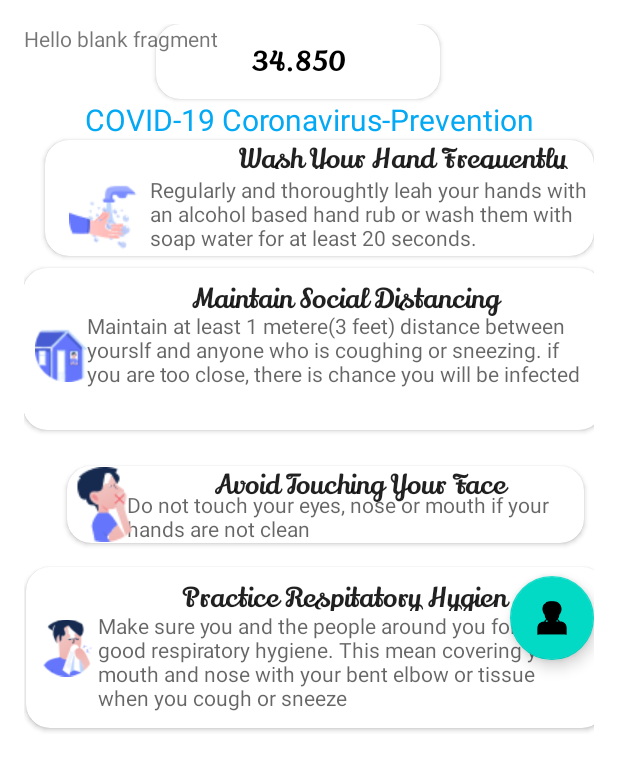
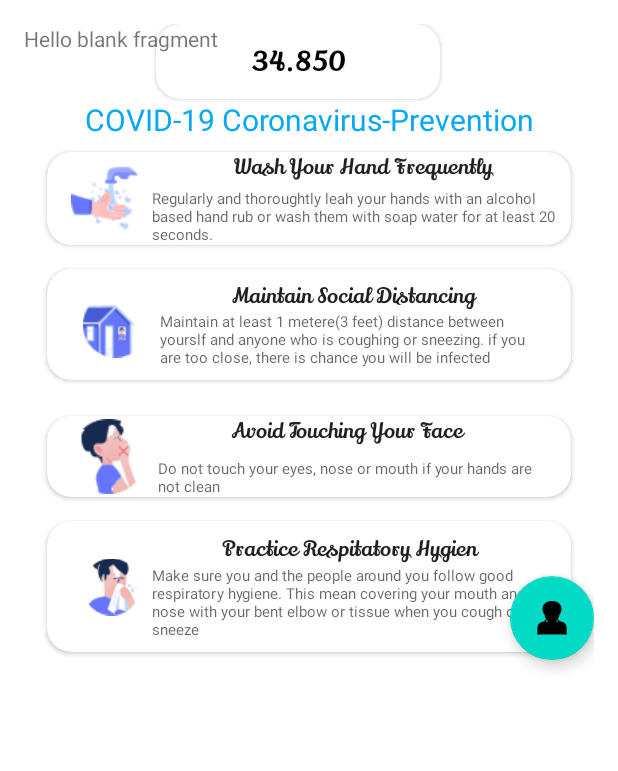
Before and after one commit to KSIH-project/KSIH-Covid19-App, an Android app: the layout prevention_bottom_sheet.xml on its own in the app's theme, with its tools: preview values and no code run, on a phone screen of 412 x 824 dp. Shown: the top 771 px of the screen. Run offline under Robolectric (Android 15) with nearby library versions, the phone set to English and light mode, and no system bars; Roboto replaces fonts that are not available here.

```diff
--- a/app/src/main/res/layout/prevention_bottom_sheet.xml
+++ b/app/src/main/res/layout/prevention_bottom_sheet.xml
@@ -52,32 +52,32 @@
 
         <androidx.cardview.widget.CardView
             android:id="@+id/cardView2"
-        android:layout_width="366dp"
-        android:layout_height="77dp"
-        android:layout_marginStart="24dp"
+            android:layout_width="0dp"
+            android:layout_height="wrap_content"
+            android:layout_marginStart="8dp"
+            android:layout_marginEnd="8dp"
             app:cardBackgroundColor="@color/white"
             app:cardCornerRadius="16dp"
             app:cardElevation="2dp"
-        app:cardPreventCornerOverlap="false"
+            app:cardUseCompatPadding="true"
             app:layout_constraintEnd_toEndOf="parent"
             app:layout_constraintHorizontal_bias="1.0"
             app:layout_constraintStart_toStartOf="parent"
             app:layout_constraintTop_toBottomOf="@+id/textViewCOVID">
 
             <androidx.constraintlayout.widget.ConstraintLayout
-            android:layout_width="380dp"
+                android:layout_width="match_parent"
                 android:layout_height="wrap_content">
 
                 <TextView
                     android:id="@+id/textView1"
-                android:layout_width="240dp"
-                android:layout_height="19dp"
-                android:layout_marginStart="24dp"
+                    android:layout_width="0dp"
+                    android:layout_height="wrap_content"
                     android:fontFamily="@font/lily_script_one"
                     android:gravity="center"
                     android:text="  Wash Your Hand Frequently"
                     android:textAppearance="@style/TextAppearance.AppCompat.Large"
-                android:textSize="18dp"
+                    android:textSize="14dp"
                     app:layout_constraintEnd_toEndOf="parent"
                     app:layout_constraintHorizontal_bias="0.484"
                     app:layout_constraintStart_toEndOf="@+id/imageView3"
@@ -85,14 +85,15 @@
 
                 <TextView
                     android:id="@+id/textView3"
-                android:layout_width="294dp"
-                android:layout_height="53dp"
+                    android:layout_width="0dp"
+                    android:layout_height="wrap_content"
                     android:layout_marginStart="4dp"
                     android:layout_marginTop="4dp"
+                    android:layout_marginEnd="4dp"
                     android:fontFamily="@font/salsa"
                     android:text="Regularly and thoroughtly leah your hands with an alcohol based hand rub or wash them with soap water for at least 20 seconds."
                     android:textAppearance="@style/TextAppearance.AppCompat.Medium"
-                android:textSize="14dp"
+                    android:textSize="10dp"
                     app:layout_constraintBottom_toBottomOf="parent"
                     app:layout_constraintEnd_toEndOf="parent"
                     app:layout_constraintHorizontal_bias="0.0"
@@ -107,6 +108,7 @@
                     android:layout_marginStart="16dp"
                     app:layout_constraintBottom_toBottomOf="parent"
                     app:layout_constraintStart_toStartOf="parent"
+                    app:layout_constraintTop_toTopOf="parent"
                     app:srcCompat="@drawable/wash_hands" />
 
             </androidx.constraintlayout.widget.ConstraintLayout>
@@ -114,9 +116,10 @@
 
         <androidx.cardview.widget.CardView
             android:id="@+id/cardView3"
-            android:layout_width="401dp"
-            android:layout_height="124dp"
-            android:layout_marginStart="4dp"
+            android:layout_width="0dp"
+            android:layout_height="wrap_content"
+            android:layout_marginStart="8dp"
+            android:layout_marginEnd="8dp"
             app:cardCornerRadius="16dp"
             app:cardElevation="2dp"
             app:cardUseCompatPadding="true"
@@ -138,7 +141,7 @@
                     android:gravity="center"
                     android:text="Maintain Social Distancing"
                     android:textAppearance="@style/TextAppearance.AppCompat.Large"
-                    android:textSize="18dp"
+                    android:textSize="14dp"
                     app:layout_constraintEnd_toEndOf="parent"
                     app:layout_constraintHorizontal_bias="1.0"
                     app:layout_constraintStart_toEndOf="@+id/imageView4"
@@ -148,6 +151,7 @@
                     android:id="@+id/imageView4"
                     android:layout_width="43dp"
                     android:layout_height="48dp"
+                    android:layout_marginStart="16dp"
                     app:layout_constraintBottom_toBottomOf="parent"
                     app:layout_constraintStart_toStartOf="parent"
                     app:layout_constraintTop_toTopOf="parent"
@@ -155,28 +159,31 @@
 
                 <TextView
                     android:id="@+id/textView2"
-                    android:layout_width="336dp"
-                    android:layout_height="78dp"
+                    android:layout_width="0dp"
+                    android:layout_height="wrap_content"
+                    android:layout_marginStart="8dp"
+                    android:layout_marginEnd="8dp"
                     android:fontFamily="@font/salsa"
                     android:text="Maintain at least 1 metere(3 feet) distance between yourslf and anyone who is coughing or sneezing. if you are too close, there is chance you will be infected"
                     android:textAppearance="@style/TextAppearance.AppCompat.Medium"
-                    android:textSize="14dp"
+                    android:textSize="10dp"
                     app:layout_constraintBottom_toBottomOf="parent"
                     app:layout_constraintEnd_toEndOf="parent"
-                    app:layout_constraintHorizontal_bias="1.0"
+                    app:layout_constraintHorizontal_bias="0.0"
                     app:layout_constraintStart_toEndOf="@+id/imageView4"
                     app:layout_constraintTop_toBottomOf="@+id/textView"
-                    app:layout_constraintVertical_bias="0.428" />
+                    app:layout_constraintVertical_bias="0.0" />
 
             </androidx.constraintlayout.widget.ConstraintLayout>
         </androidx.cardview.widget.CardView>
 
         <androidx.cardview.widget.CardView
             android:id="@+id/cardView4"
-        android:layout_width="359dp"
-        android:layout_height="67dp"
-        android:layout_marginStart="24dp"
+            android:layout_width="0dp"
+            android:layout_height="wrap_content"
+            android:layout_marginStart="8dp"
             android:layout_marginTop="8dp"
+            android:layout_marginEnd="8dp"
             app:cardCornerRadius="16dp"
             app:cardElevation="2dp"
             app:cardUseCompatPadding="true"
@@ -186,32 +193,34 @@
             app:layout_constraintTop_toBottomOf="@+id/cardView3">
 
             <androidx.constraintlayout.widget.ConstraintLayout
-            android:layout_width="341dp"
+                android:layout_width="match_parent"
                 android:layout_height="wrap_content">
 
                 <TextView
                     android:id="@+id/textView4"
                     android:layout_width="0dp"
                     android:layout_height="wrap_content"
+                    android:layout_marginEnd="16dp"
                     android:fontFamily="@font/lily_script_one"
                     android:gravity="center"
                     android:text="Avoid Touching Your Face"
                     android:textAppearance="@style/TextAppearance.AppCompat.Large"
-                android:textSize="18dp"
+                    android:textSize="14dp"
                     app:layout_constraintEnd_toEndOf="parent"
                     app:layout_constraintStart_toEndOf="@+id/imageView7"
                     app:layout_constraintTop_toTopOf="parent" />
 
                 <TextView
                     android:id="@+id/textView5"
-                android:layout_width="318dp"
-                android:layout_height="58dp"
+                    android:layout_width="0dp"
+                    android:layout_height="wrap_content"
                     android:layout_marginStart="8dp"
                     android:layout_marginTop="8dp"
+                    android:layout_marginEnd="16dp"
                     android:fontFamily="@font/salsa"
                     android:text="Do not touch your eyes, nose or mouth if your hands are not clean"
                     android:textAppearance="@style/TextAppearance.AppCompat.Medium"
-                android:textSize="14dp"
+                    android:textSize="10dp"
                     app:layout_constraintBottom_toBottomOf="parent"
                     app:layout_constraintEnd_toEndOf="parent"
                     app:layout_constraintHorizontal_bias="0.516"
@@ -223,6 +232,7 @@
                     android:id="@+id/imageView7"
                     android:layout_width="wrap_content"
                     android:layout_height="wrap_content"
+                    android:layout_marginStart="16dp"
                     app:layout_constraintBottom_toBottomOf="parent"
                     app:layout_constraintStart_toStartOf="parent"
                     app:layout_constraintTop_toTopOf="parent"
@@ -247,9 +257,10 @@
 
         <androidx.cardview.widget.CardView
             android:id="@+id/CardView5"
-            android:layout_width="401dp"
-            android:layout_height="123dp"
+            android:layout_width="0dp"
+            android:layout_height="wrap_content"
             android:layout_marginStart="8dp"
+            android:layout_marginEnd="8dp"
             app:cardCornerRadius="16dp"
             app:cardElevation="2dp"
             app:cardUseCompatPadding="true"
@@ -270,6 +281,7 @@
                     android:id="@+id/imageView5"
                     android:layout_width="38dp"
                     android:layout_height="56dp"
+                    android:layout_marginStart="16dp"
                     android:src="@drawable/respiratory_hygiene"
                     app:layout_constraintBottom_toBottomOf="parent"
                     app:layout_constraintStart_toStartOf="parent"
@@ -283,19 +295,21 @@
                     android:gravity="center"
                     android:text="Practice Respitatory Hygien"
                     android:textAppearance="@style/TextAppearance.AppCompat.Large"
-                    android:textSize="18dp"
+                    android:textSize="14dp"
                     app:layout_constraintEnd_toEndOf="parent"
                     app:layout_constraintStart_toEndOf="@+id/imageView5"
                     app:layout_constraintTop_toTopOf="parent" />
 
                 <TextView
                     android:id="@+id/textView7"
-                    android:layout_width="326dp"
-                    android:layout_height="89dp"
+                    android:layout_width="0dp"
+                    android:layout_height="wrap_content"
+                    android:layout_marginStart="8dp"
+                    android:layout_marginEnd="8dp"
                     android:fontFamily="@font/salsa"
                     android:text="Make sure you and the people around you follow good respiratory hygiene. This mean covering your mouth and nose with your bent elbow or tissue when you cough or sneeze"
                     android:textAppearance="@style/TextAppearance.AppCompat.Medium"
-                    android:textSize="14dp"
+                    android:textSize="10dp"
                     app:layout_constraintBottom_toBottomOf="parent"
                     app:layout_constraintEnd_toEndOf="parent"
                     app:layout_constraintHorizontal_bias="0.333"
@@ -310,13 +324,14 @@
         android:id="@+id/floatingActionButton2"
         android:layout_width="wrap_content"
         android:layout_height="wrap_content"
-        android:layout_gravity="right|center"
+        android:layout_gravity="center|right"
         android:clickable="true"
         android:focusable="true"
+        android:background="#000000"
         android:src="@drawable/ic_doctor"
         app:layout_behavior="com.google.android.material.appbar.AppBarLayout$ScrollingViewBehavior"
-        tools:layout_editor_absoluteX="355dp"
-        tools:layout_editor_absoluteY="675dp" />
+        tools:layout_editor_absoluteX="356dp"
+        tools:layout_editor_absoluteY="676dp" />
 
     <include layout="@layout/fragment_symptoms" />
 
```
Also changed, not shown: 5 other files. Lines whose indentation alone changed are shown as unchanged.
